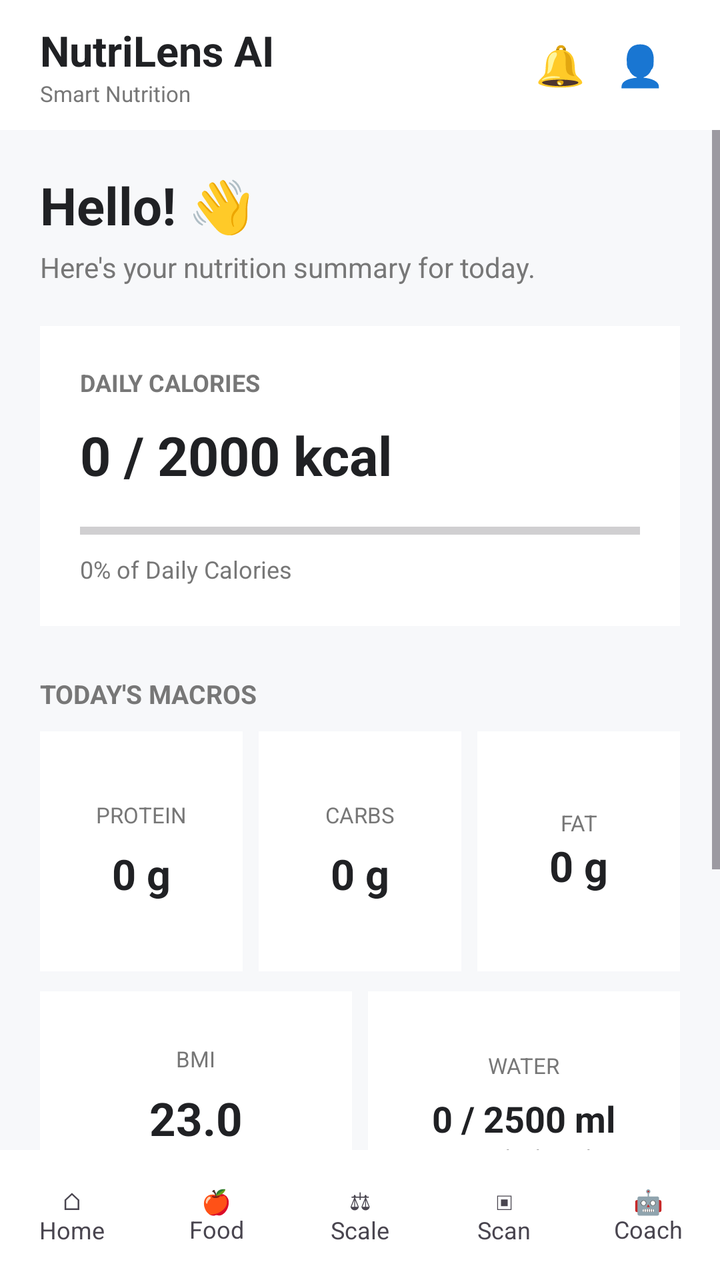
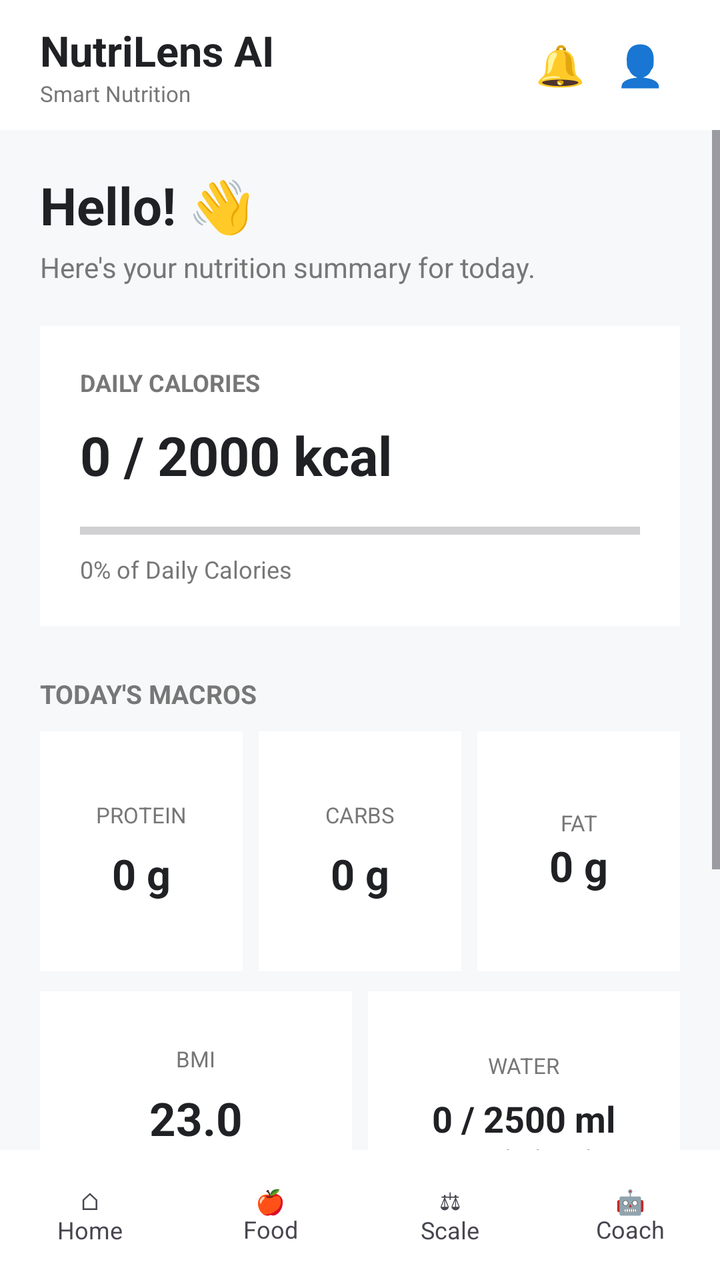

The first picture is an Android layout as it rendered before a commit; the second is the same layout after the commit. The layout source and the unified diff follow.
<!-- AndroidManifest.xml: application theme Theme.NutriLensAI -->
<!-- res/layout/activity_main.xml -->
<?xml version="1.0" encoding="utf-8"?>
<LinearLayout
    xmlns:android="http://schemas.android.com/apk/res/android"
    xmlns:app="http://schemas.android.com/apk/res-auto"
    android:layout_width="match_parent"
    android:layout_height="match_parent"
    android:orientation="vertical"
    android:background="#F7F8FA">

    
    <LinearLayout
        android:layout_width="match_parent"
        android:layout_height="65dp"
        android:orientation="horizontal"
        android:gravity="center_vertical"
        android:paddingStart="20dp"
        android:paddingEnd="20dp"
        android:background="#FFFFFF">

        <LinearLayout
            android:layout_width="0dp"
            android:layout_height="wrap_content"
            android:layout_weight="1"
            android:orientation="vertical">

            <TextView
                android:layout_width="wrap_content"
                android:layout_height="wrap_content"
                android:text="NutriLens AI"
                android:textSize="21sp"
                android:textStyle="bold"
                android:textColor="#202124"/>

            <TextView
                android:layout_width="wrap_content"
                android:layout_height="wrap_content"
                android:text="Smart Nutrition"
                android:textSize="11sp"
                android:textColor="#777777"/>

        </LinearLayout>

        <TextView
            android:layout_width="40dp"
            android:layout_height="40dp"
            android:gravity="center"
            android:text="🔔"
            android:textSize="20sp"/>

        <TextView
            android:layout_width="40dp"
            android:layout_height="40dp"
            android:gravity="center"
            android:text="👤"
            android:textSize="20sp"/>

    </LinearLayout>


    

    <ScrollView
        android:layout_width="match_parent"
        android:layout_height="0dp"
        android:layout_weight="1"
        android:fillViewport="true">

        <LinearLayout
            android:layout_width="match_parent"
            android:layout_height="wrap_content"
            android:orientation="vertical"
            android:padding="20dp">

            

            <TextView
                android:layout_width="wrap_content"
                android:layout_height="wrap_content"
                android:text="Hello! 👋"
                android:textSize="26sp"
                android:textStyle="bold"
                android:textColor="#202124"/>

            <TextView
                android:layout_width="wrap_content"
                android:layout_height="wrap_content"
                android:text="Here's your nutrition summary for today."
                android:textSize="14sp"
                android:textColor="#777777"
                android:layout_marginTop="4dp"/>


            

            <LinearLayout
                android:layout_width="match_parent"
                android:layout_height="150dp"
                android:layout_marginTop="20dp"
                android:orientation="vertical"
                android:padding="20dp"
                android:background="#FFFFFF">

                <TextView
                    android:layout_width="wrap_content"
                    android:layout_height="wrap_content"
                    android:text="DAILY CALORIES"
                    android:textSize="12sp"
                    android:textStyle="bold"
                    android:textColor="#777777"/>

                <TextView
                    android:id="@+id/tvCalories"
                    android:layout_width="wrap_content"
                    android:layout_height="wrap_content"
                    android:text="0 / 2000 kcal"
                    android:textSize="27sp"
                    android:textStyle="bold"
                    android:textColor="#202124"
                    android:layout_marginTop="10dp"/>

                <ProgressBar
                    android:id="@+id/calorieProgress"
                    style="?android:attr/progressBarStyleHorizontal"
                    android:layout_width="match_parent"
                    android:layout_height="10dp"
                    android:layout_marginTop="15dp"
                    android:max="2000"
                    android:progress="0"/>

                <TextView
                    android:id="@+id/tvCaloriePercent"
                    android:layout_width="wrap_content"
                    android:layout_height="wrap_content"
                    android:text="0% of Daily Calories"
                    android:textSize="12sp"
                    android:textColor="#777777"
                    android:layout_marginTop="6dp"/>

            </LinearLayout>


            

            <TextView
                android:layout_width="wrap_content"
                android:layout_height="wrap_content"
                android:text="TODAY'S MACROS"
                android:textSize="13sp"
                android:textStyle="bold"
                android:textColor="#777777"
                android:layout_marginTop="25dp"/>


            

            <LinearLayout
                android:layout_width="match_parent"
                android:layout_height="120dp"
                android:orientation="horizontal"
                android:layout_marginTop="10dp">

                

                <LinearLayout
                    android:layout_width="0dp"
                    android:layout_height="match_parent"
                    android:layout_weight="1"
                    android:orientation="vertical"
                    android:gravity="center"
                    android:background="#FFFFFF">

                    <TextView
                        android:layout_width="wrap_content"
                        android:layout_height="wrap_content"
                        android:text="PROTEIN"
                        android:textSize="11sp"
                        android:textColor="#777777"/>

                    <TextView
                        android:id="@+id/tvProtein"
                        android:layout_width="wrap_content"
                        android:layout_height="wrap_content"
                        android:text="0 g"
                        android:textSize="21sp"
                        android:textStyle="bold"
                        android:textColor="#202124"
                        android:layout_marginTop="8dp"/>

                </LinearLayout>


                

                <LinearLayout
                    android:layout_width="0dp"
                    android:layout_height="match_parent"
                    android:layout_weight="1"
                    android:orientation="vertical"
                    android:gravity="center"
                    android:layout_marginStart="8dp"
                    android:background="#FFFFFF">

                    <TextView
                        android:layout_width="wrap_content"
                        android:layout_height="wrap_content"
                        android:text="CARBS"
                        android:textSize="11sp"
                        android:textColor="#777777"/>

                    <TextView
                        android:id="@+id/tvCarbs"
                        android:layout_width="wrap_content"
                        android:layout_height="wrap_content"
                        android:text="0 g"
                        android:textSize="21sp"
                        android:textStyle="bold"
                        android:textColor="#202124"
                        android:layout_marginTop="8dp"/>

                </LinearLayout>


                

                <LinearLayout
                    android:layout_width="0dp"
                    android:layout_height="match_parent"
                    android:layout_weight="1"
                    android:orientation="vertical"
                    android:gravity="center"
                    android:layout_marginStart="8dp"
                    android:background="#FFFFFF">

                    <TextView
                        android:layout_width="wrap_content"
                        android:layout_height="wrap_content"
                        android:gravity="center"
                        android:text="FAT"
                        android:textSize="11sp"
                        android:textColor="#777777"/>

                    <TextView
                        android:id="@+id/tvFat"
                        android:layout_width="wrap_content"
                        android:layout_height="wrap_content"
                        android:text="0 g"
                        android:textSize="21sp"
                        android:textStyle="bold"
                        android:textColor="#202124"/>

                </LinearLayout>

            </LinearLayout>


            

            <LinearLayout
                android:layout_width="match_parent"
                android:layout_height="120dp"
                android:orientation="horizontal"
                android:layout_marginTop="10dp">

                <LinearLayout
                    android:layout_width="0dp"
                    android:layout_height="match_parent"
                    android:layout_weight="1"
                    android:orientation="vertical"
                    android:gravity="center"
                    android:background="#FFFFFF">

                    <TextView
                        android:layout_width="wrap_content"
                        android:layout_height="wrap_content"
                        android:text="BMI"
                        android:textSize="11sp"
                        android:textColor="#777777"/>

                    <TextView
                        android:layout_width="wrap_content"
                        android:layout_height="wrap_content"
                        android:text="23.0"
                        android:textSize="23sp"
                        android:textStyle="bold"
                        android:textColor="#202124"
                        android:layout_marginTop="7dp"/>

                    <TextView
                        android:layout_width="wrap_content"
                        android:layout_height="wrap_content"
                        android:text="Normal"
                        android:textSize="11sp"
                        android:textColor="#777777"/>

                </LinearLayout>


                <LinearLayout
                    android:layout_width="0dp"
                    android:layout_height="match_parent"
                    android:layout_weight="1"
                    android:orientation="vertical"
                    android:gravity="center"
                    android:layout_marginStart="8dp"
                    android:background="#FFFFFF">

                    <TextView
                        android:layout_width="wrap_content"
                        android:layout_height="wrap_content"
                        android:text="WATER"
                        android:textSize="11sp"
                        android:textColor="#777777"/>

                    <TextView
                        android:id="@+id/tvWater"
                        android:layout_width="wrap_content"
                        android:layout_height="wrap_content"
                        android:text="0 / 2500 ml"
                        android:textSize="18sp"
                        android:textStyle="bold"
                        android:textColor="#202124"
                        android:layout_marginTop="7dp"/>

                    <TextView
                        android:layout_width="wrap_content"
                        android:layout_height="wrap_content"
                        android:text="Stay hydrated"
                        android:textSize="11sp"
                        android:textColor="#777777"/>

                </LinearLayout>

            </LinearLayout>


            

            <Button
                android:id="@+id/btnAddFood"
                android:layout_width="match_parent"
                android:layout_height="55dp"
                android:text="+  ADD FOOD"
                android:textStyle="bold"
                android:layout_marginTop="20dp"/>
            <Button
                android:id="@+id/btnFoodHistory"
                android:layout_width="match_parent"
                android:layout_height="wrap_content"
                android:layout_marginTop="10dp"
                android:text="VIEW FOOD HISTORY" />


        </LinearLayout>

    </ScrollView>


    

    <LinearLayout
        android:layout_width="match_parent"
        android:layout_height="65dp"
        android:orientation="horizontal"
        android:gravity="center"
        android:background="#FFFFFF">

        <TextView
            android:id="@+id/navHome"
            android:layout_width="0dp"
            android:layout_height="match_parent"
            android:layout_weight="1"
            android:gravity="center"
            android:text="⌂\nHome"
            android:textSize="12sp"/>

        <TextView
            android:id="@+id/navFood"
            android:layout_width="0dp"
            android:layout_height="match_parent"
            android:layout_weight="1"
            android:gravity="center"
            android:text="🍎\nFood"
            android:textSize="12sp"/>

        <TextView
            android:id="@+id/navScale"
            android:layout_width="0dp"
            android:layout_height="match_parent"
            android:layout_weight="1"
            android:gravity="center"
            android:text="⚖\nScale"
            android:textSize="12sp"/>

        <TextView
            android:id="@+id/navScan"
            android:layout_width="0dp"
            android:layout_height="match_parent"
            android:layout_weight="1"
            android:gravity="center"
            android:text="▣\nScan"
            android:textSize="12sp"/>

        <TextView
            android:id="@+id/navCoach"
            android:layout_width="0dp"
            android:layout_height="match_parent"
            android:layout_weight="1"
            android:gravity="center"
            android:text="🤖\nCoach"
            android:textSize="12sp"/>

    </LinearLayout>

</LinearLayout>
<!-- resources referenced by this layout -->
<resources>
  <style name="Theme.NutriLensAI" parent="Base.Theme.NutriLensAI" />
  <style name="Base.Theme.NutriLensAI" parent="Theme.Material3.DayNight.NoActionBar">
          
          
      </style>
</resources>

<!-- the commit's change to res/layout/activity_main.xml (unified diff, before → after) -->
@@ -48,11 +48,14 @@
             android:textSize="20sp"/>
 
         <TextView
+            android:id="@+id/btnProfileLogout"
             android:layout_width="40dp"
             android:layout_height="40dp"
             android:gravity="center"
             android:text="👤"
-            android:textSize="20sp"/>
+            android:textSize="20sp"
+            android:clickable="true"
+            android:focusable="true"/>
 
     </LinearLayout>
 
@@ -392,15 +395,6 @@
             android:textSize="12sp"/>
 
         <TextView
-            android:id="@+id/navScan"
-            android:layout_width="0dp"
-            android:layout_height="match_parent"
-            android:layout_weight="1"
-            android:gravity="center"
-            android:text="▣\nScan"
-            android:textSize="12sp"/>
-
-        <TextView
             android:id="@+id/navCoach"
             android:layout_width="0dp"
             android:layout_height="match_parent"
